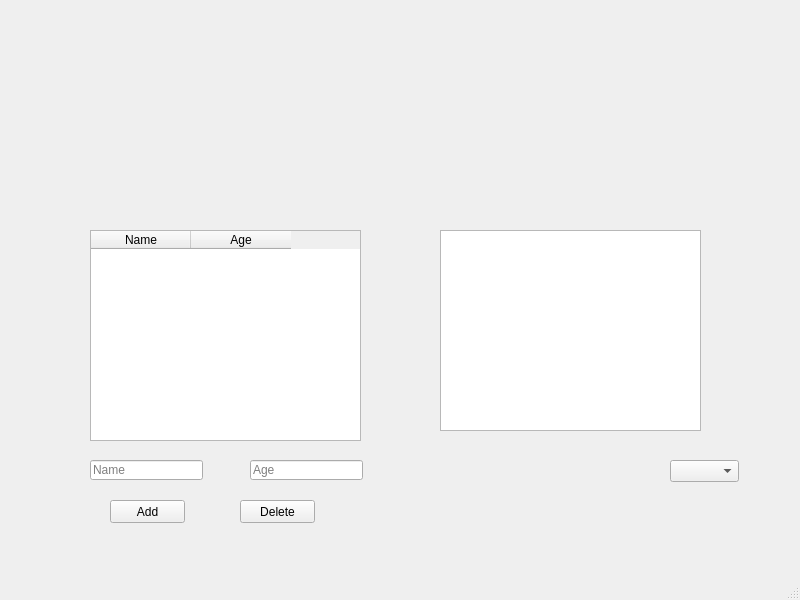
Before: the Qt Designer form mainwindow.ui in zubair-appdev/justQtPractise, drawn with Qt 5.
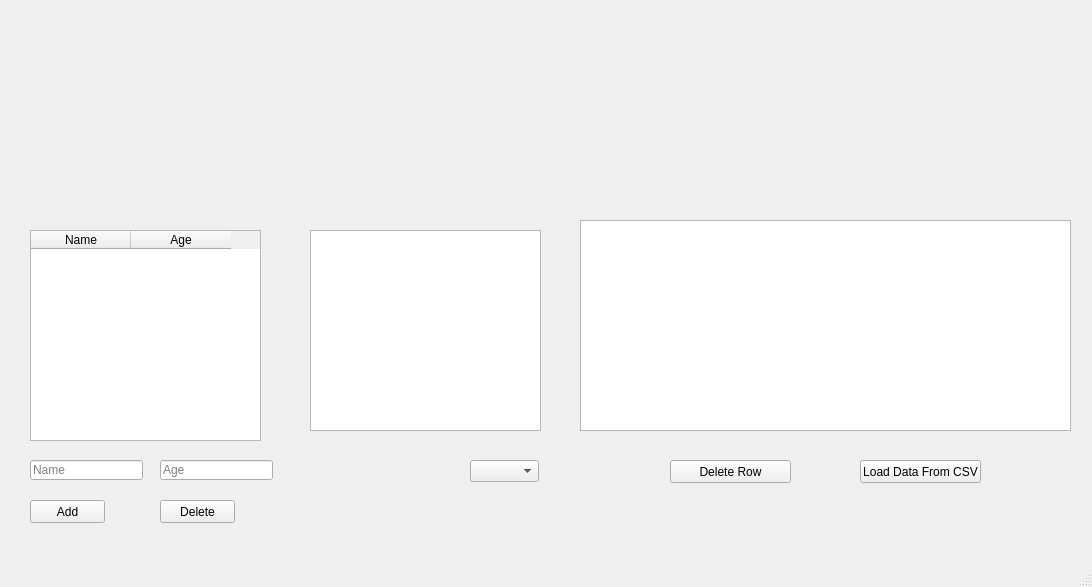
After: the same form once the commit is applied.

Commit message: Depths of QStandardItemModel

Patch:
```diff
--- a/mainwindow.ui
+++ b/mainwindow.ui
@@ -6,8 +6,8 @@
    <rect>
     <x>0</x>
     <y>0</y>
-    <width>800</width>
-    <height>600</height>
+    <width>1092</width>
+    <height>587</height>
    </rect>
   </property>
   <property name="windowTitle">
@@ -17,9 +17,9 @@
    <widget class="QTableWidget" name="tableWidget">
     <property name="geometry">
      <rect>
-      <x>90</x>
+      <x>30</x>
       <y>230</y>
-      <width>271</width>
+      <width>231</width>
       <height>211</height>
      </rect>
     </property>
@@ -37,7 +37,7 @@
    <widget class="QPushButton" name="pushButton_add">
     <property name="geometry">
      <rect>
-      <x>110</x>
+      <x>30</x>
       <y>500</y>
       <width>75</width>
       <height>23</height>
@@ -50,7 +50,7 @@
    <widget class="QLineEdit" name="lineEdit_name">
     <property name="geometry">
      <rect>
-      <x>90</x>
+      <x>30</x>
       <y>460</y>
       <width>113</width>
       <height>20</height>
@@ -63,7 +63,7 @@
    <widget class="QLineEdit" name="lineEdit_age">
     <property name="geometry">
      <rect>
-      <x>250</x>
+      <x>160</x>
       <y>460</y>
       <width>113</width>
       <height>20</height>
@@ -76,7 +76,7 @@
    <widget class="QPushButton" name="pushButton_delete">
     <property name="geometry">
      <rect>
-      <x>240</x>
+      <x>160</x>
       <y>500</y>
       <width>75</width>
       <height>23</height>
@@ -89,9 +89,9 @@
    <widget class="QTableView" name="tableView">
     <property name="geometry">
      <rect>
-      <x>440</x>
+      <x>310</x>
       <y>230</y>
-      <width>261</width>
+      <width>231</width>
       <height>201</height>
      </rect>
     </property>
@@ -99,13 +99,49 @@
    <widget class="QComboBox" name="comboBox_ports">
     <property name="geometry">
      <rect>
-      <x>670</x>
+      <x>470</x>
       <y>460</y>
       <width>69</width>
       <height>22</height>
      </rect>
     </property>
    </widget>
+   <widget class="QTableView" name="tableView_custom">
+    <property name="geometry">
+     <rect>
+      <x>580</x>
+      <y>220</y>
+      <width>491</width>
+      <height>211</height>
+     </rect>
+    </property>
+   </widget>
+   <widget class="QPushButton" name="pushButton_loadDataFromCSV">
+    <property name="geometry">
+     <rect>
+      <x>860</x>
+      <y>460</y>
+      <width>121</width>
+      <height>23</height>
+     </rect>
+    </property>
+    <property name="text">
+     <string>Load Data From CSV</string>
+    </property>
+   </widget>
+   <widget class="QPushButton" name="pushButton_deleteRow">
+    <property name="geometry">
+     <rect>
+      <x>670</x>
+      <y>460</y>
+      <width>121</width>
+      <height>23</height>
+     </rect>
+    </property>
+    <property name="text">
+     <string>Delete Row</string>
+    </property>
+   </widget>
   </widget>
   <widget class="QMenuBar" name="menubar">
    <property name="geometry">
```
Left out of the diff: 2 changed lines with no effect on the pictures. The commit also changes 2 other files.
